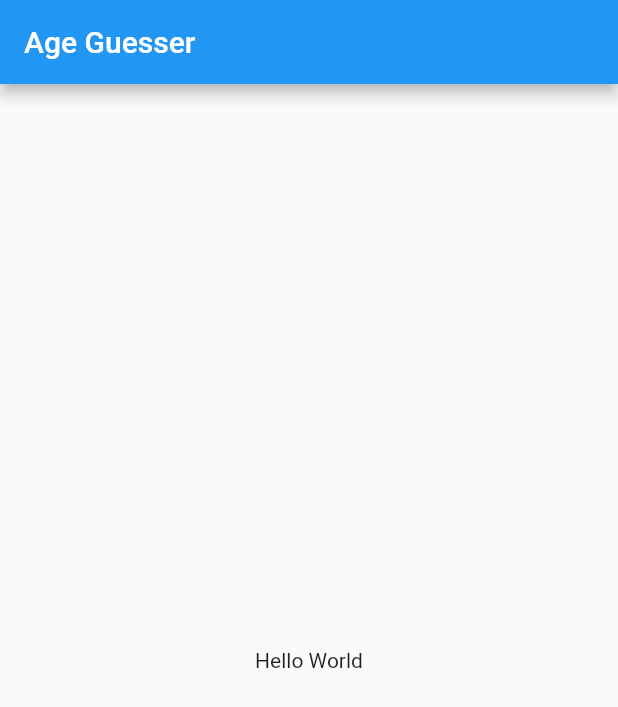
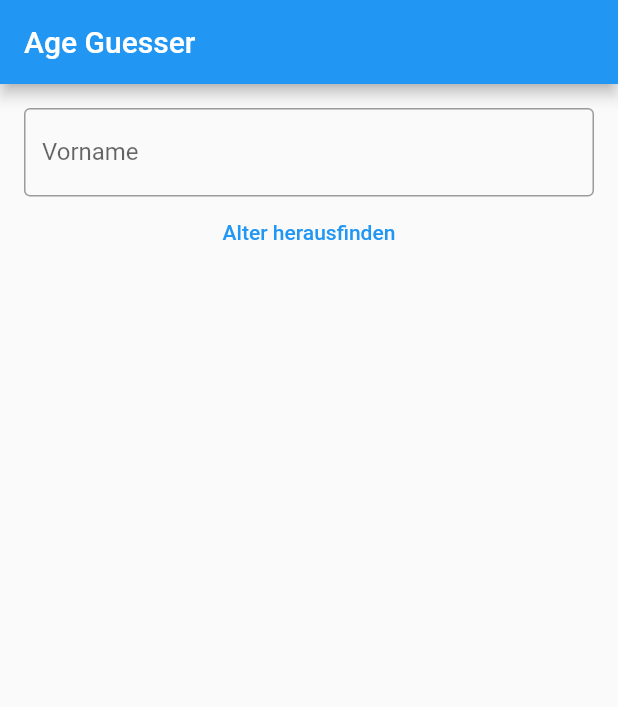
Before and after one commit to Biomass2857/age_guesser, a Flutter app: the screen it shows after launch, on a phone screen of 412 x 824 dp. Shown: the top 707 px of the screen. Run offline on Flutter 3.47's test engine with Material 2 defaults, Android fonts, the phone set to English and light mode, and no system bars.

Commit message:
experiment a little with flutter

```diff
--- a/lib/main_page/main_page.dart
+++ b/lib/main_page/main_page.dart
@@ -1,10 +1,44 @@
 import 'package:flutter/material.dart';
 
-class MainPageWidget extends StatelessWidget {
+class MainPageWidget extends StatefulWidget {
   const MainPageWidget({super.key});
 
   @override
+  State<MainPageWidget> createState() => _MainPageWidgetState();
+}
+
+class _MainPageWidgetState extends State<MainPageWidget> {
+  String? _resultString;
+
+  @override
   Widget build(BuildContext context) {
-    return const Center(child: Text("Hello World"));
+    return Padding(
+      padding: const EdgeInsets.all(16.0),
+      child: Column(
+        children: [
+          TextField(
+            decoration: InputDecoration(
+                border: OutlineInputBorder(), labelText: 'Vorname'),
+            onChanged: (value) => print("input $value"),
+            onSubmitted: (value) {
+              print("input submitted $value");
+            },
+          ),
+          TextButton(
+              onPressed: () {
+                print("submit");
+                setState(() {
+                  _resultString = "dein name ";
+                });
+              },
+              child: Text('Alter herausfinden')),
+          AnimatedSwitcher(
+            duration: Duration(seconds: 2),
+            child:
+                _resultString == null ? Container() : Text(_resultString ?? ""),
+          )
+        ],
+      ),
+    );
   }
 }
```
Also changed, not shown: lib/service/agify_result.dart (+9 -0 lines).
